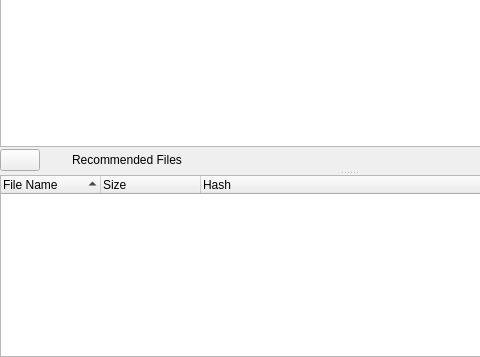
Old version of the form retroshare-gui/src/gui/msgs/MessageWidget.ui in the repository RetroShare/RetroShare; both pictures show x 0 to 480 and y 182 to 539 of the 698 by 539 pixel window.
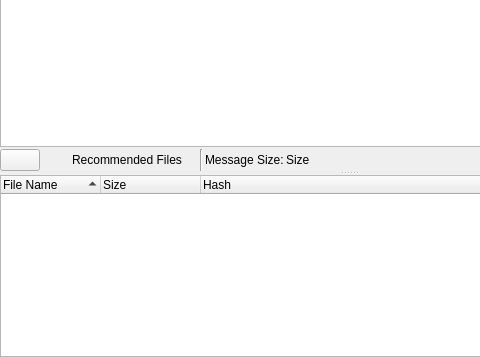
New version of the form. Icons and pictures are not drawn. Custom widgets are drawn as their Qt base class.

Commit message: Added to show the message length on Composer and Message Widget

```diff
--- a/retroshare-gui/src/gui/msgs/MessageWidget.ui
+++ b/retroshare-gui/src/gui/msgs/MessageWidget.ui
@@ -621,7 +621,7 @@
              <number>0</number>
             </property>
             <property name="rightMargin">
-             <number>0</number>
+             <number>3</number>
             </property>
             <property name="bottomMargin">
              <number>0</number>
@@ -682,6 +682,27 @@
             </item>
            </layout>
           </item>
+          <item>
+           <widget class="Line" name="line">
+            <property name="orientation">
+             <enum>Qt::Vertical</enum>
+            </property>
+           </widget>
+          </item>
+          <item>
+           <widget class="QLabel" name="label">
+            <property name="text">
+             <string>Message Size:</string>
+            </property>
+           </widget>
+          </item>
+          <item>
+           <widget class="QLabel" name="sizeLabel">
+            <property name="text">
+             <string>Size</string>
+            </property>
+           </widget>
+          </item>
           <item>
            <spacer name="filesHSpacer">
             <property name="orientation">
```
The commit also changes 4 other files.
